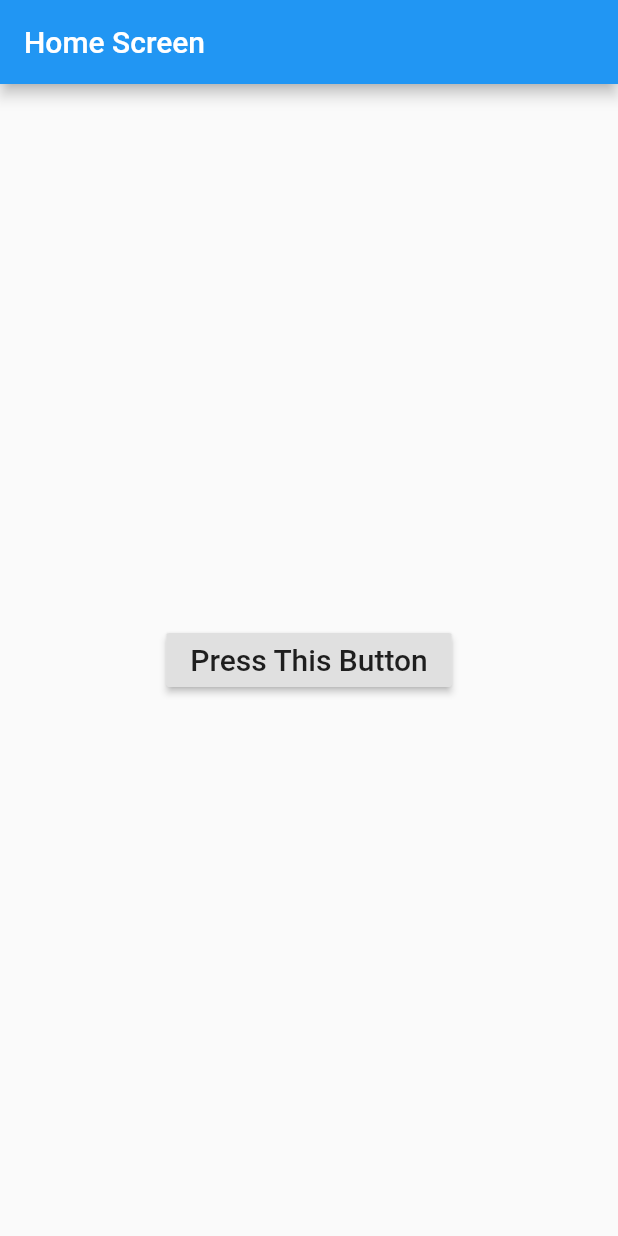
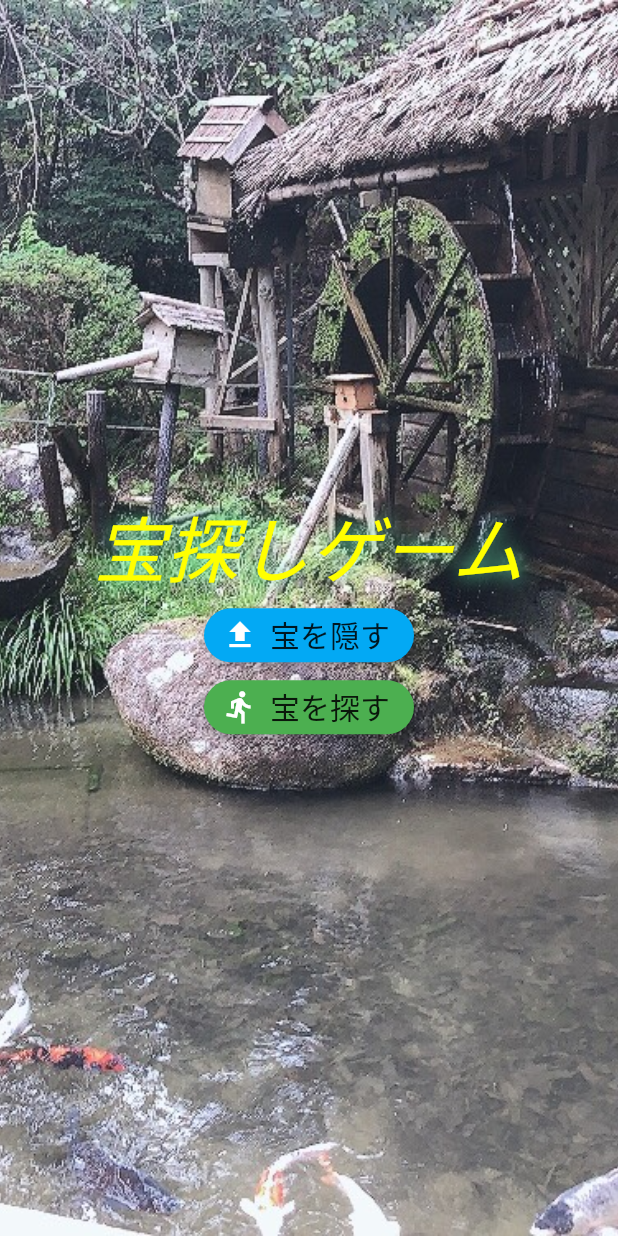
Before and after one commit to adust09/Mixture_app, a Flutter app: the screen it shows after launch, on a phone screen of 412 x 824 dp. Run offline on Flutter 3.47's test engine with Material 2 defaults, Android fonts, the phone set to English and light mode, and no system bars; our stand-ins replace sensors; missing offline and left inert: arkit_plugin.

Commit message:
画面デザインの変更

```diff
--- a/lib/screens/home_screen.dart
+++ b/lib/screens/home_screen.dart
@@ -1,5 +1,6 @@
 import 'package:flutter/material.dart';
 import 'AR_screen.dart';
+import 'Result_screen.dart';
 
 class HomeScreen extends StatefulWidget {
   static const routeName = '/home';
@@ -11,19 +12,56 @@ class HomeScreen extends StatefulWidget {
 class _HomeScreenState extends State<HomeScreen> {
   @override
   Widget build(BuildContext context) {
-    return Scaffold(
-        appBar: AppBar(
-          title: Text("Home Screen"),
+    return Stack(children: <Widget>[
+      new Container(
+        height: double.infinity,
+        width: double.infinity,
+        decoration: new BoxDecoration(
+          image: new DecorationImage(
+            image: new AssetImage("images/background_image.jpg"),
+            fit: BoxFit.cover,
           ),
+        ),
+      ),
+      Scaffold(
+        backgroundColor: Colors.transparent,
+
         body: Center(
+          child: new Container(
+            color: Colors.transparent,
               child: Column(
                 mainAxisAlignment: MainAxisAlignment.center,
                 children: <Widget>[
-            RaisedButton(
-                child: Text('Press This Button', style: TextStyle(fontSize: 20)),
+                  Text("宝探しゲーム",style: TextStyle(
+                      fontSize: 48.0,
+                      fontStyle: FontStyle.italic,
+                      color: Colors.yellowAccent,
+                      shadows: [Shadow(color: Colors.greenAccent,blurRadius: 16.0)]
+                  ),
+                  ),
+                  RaisedButton.icon(
+                      icon: Icon(
+                        Icons.file_upload,
+                        color: Colors.white,
+                      ),
+                      label: Text('宝を隠す',style: TextStyle(fontSize: 20)), color:Colors.lightBlue,shape: StadiumBorder(),
+                      onPressed: () => Navigator.of(context)
+                          .push(MaterialPageRoute(builder: (context) => ResultScreen()))),
+
+                  RaisedButton.icon(
+                      icon: Icon(
+                        Icons.directions_run,
+                        color: Colors.white,
+                      ),
+                      label: Text('宝を探す',style: TextStyle(fontSize: 20)), color:Colors.green,shape: StadiumBorder(),
                       onPressed: () => Navigator.of(context)
                           .push(MaterialPageRoute(builder: (context) => ARScreen())))
                 ],
-        )));
+              ),
+          ),
+
+        ),
+      )
+    ]);
   }
 }
--- a/pubspec.yaml
+++ b/pubspec.yaml
@@ -50,6 +50,8 @@ flutter:
   # To add assets to your application, add an assets section, like this:
   assets:
     - images/earth.jpg
+    - images/background_image.jpg
+    - images/background_image1.jpg
   #   - images/a_dot_ham.jpeg
 
   # An image asset can refer to one or more resolution-specific "variants", see
```
Also changed, not shown: lib/screens/Result_screen.dart (+40 -15 lines), images/background_image.jpg (added), images/background_image1.jpg (added). Lines whose indentation alone changed are shown as unchanged.
